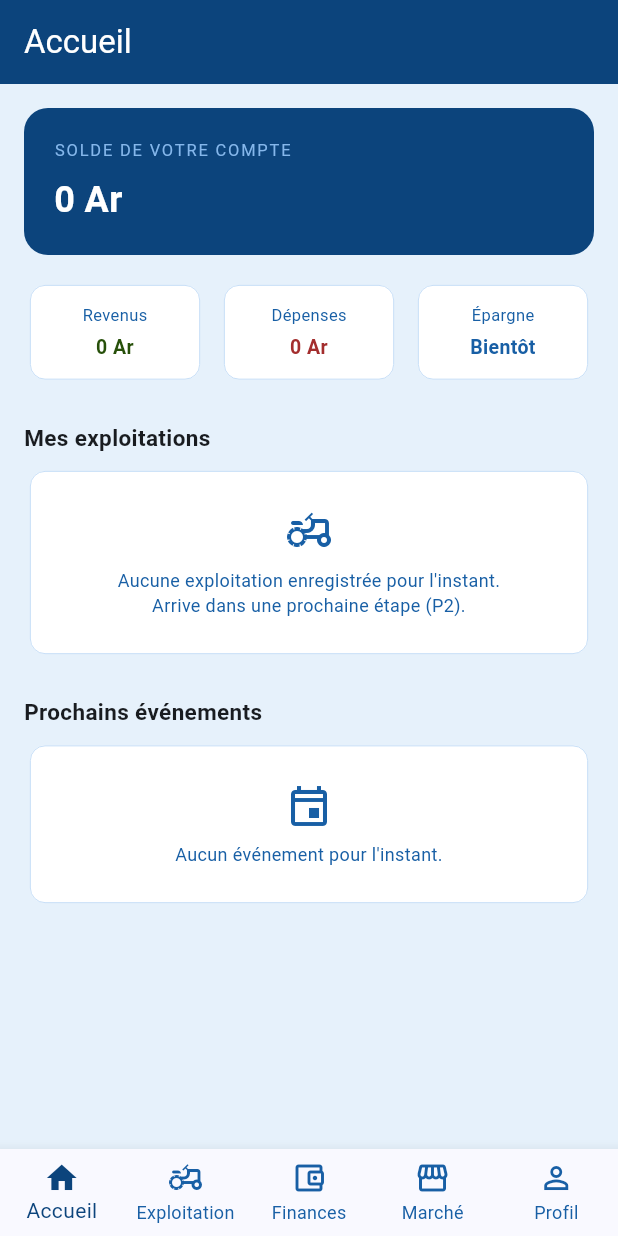
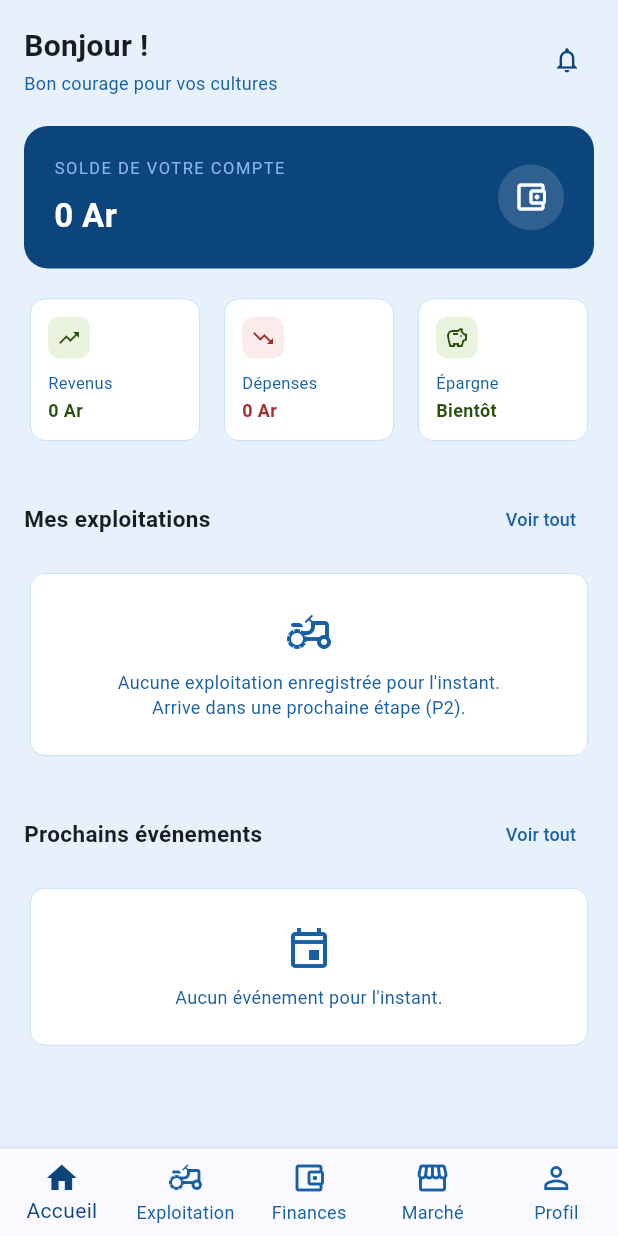
Before and after one commit to Cjaoh/MicfroFinanace_Tantsaha, a Flutter app: the screen it shows after launch, on a phone screen of 412 x 824 dp. Run offline on Flutter 3.47's test engine with Material 3 defaults, Android fonts, the phone set to English and light mode, and no system bars; our stand-ins replace sqflite; accounts and stored records are empty.

Commit message:
changemant d'accueil

```diff
--- a/lib/screens/accueil_screen.dart
+++ b/lib/screens/accueil_screen.dart
@@ -10,7 +10,8 @@ import '../providers/transaction_provider.dart';
 /// [TransactionProvider] (donc de SQLite). Les sections "Mes
 /// exploitations" et "Prochains événements" n'ont pas encore de données
 /// réelles derrière (modules P2/P4 non développés) : on affiche un état
-/// vide honnête plutôt que des exemples inventés.
+/// vide honnête plutôt que des exemples inventés comme sur la maquette
+/// (qui montre un agriculteur fictif "Rado" à titre d'exemple).
 class AccueilScreen extends StatelessWidget {
   const AccueilScreen({super.key});
 
@@ -23,11 +24,40 @@ class AccueilScreen extends StatelessWidget {
     final provider = context.watch<TransactionProvider>();
 
     return Scaffold(
-      appBar: AppBar(title: const Text('Accueil')),
       body: SafeArea(
         child: ListView(
-          padding: const EdgeInsets.all(16),
+          padding: const EdgeInsets.fromLTRB(16, 16, 16, 24),
           children: [
+            // En-tête : salutation + notifications
+            Row(
+              mainAxisAlignment: MainAxisAlignment.spaceBetween,
+              children: [
+                const Column(
+                  crossAxisAlignment: CrossAxisAlignment.start,
+                  children: [
+                    Text(
+                      'Bonjour !',
+                      style: TextStyle(fontSize: 20, fontWeight: FontWeight.w600),
+                    ),
+                    SizedBox(height: 2),
+                    Text(
+                      'Bon courage pour vos cultures',
+                      style: TextStyle(fontSize: 12, color: AppColors.mutedText),
+                    ),
+                  ],
+                ),
+                Container(
+                  padding: const EdgeInsets.all(8),
+                  decoration: BoxDecoration(
+                    color: AppColors.primaryPale,
+                    shape: BoxShape.circle,
+                  ),
+                  child: const Icon(Icons.notifications_outlined, color: AppColors.primary, size: 20),
+                ),
+              ],
+            ),
+            const SizedBox(height: 20),
+
             // Carte solde du compte
             Container(
               width: double.infinity,
@@ -36,14 +66,17 @@ class AccueilScreen extends StatelessWidget {
                 color: AppColors.primary,
                 borderRadius: BorderRadius.circular(16),
               ),
-              child: Column(
+              child: Row(
+                mainAxisAlignment: MainAxisAlignment.spaceBetween,
+                children: [
+                  Column(
                     crossAxisAlignment: CrossAxisAlignment.start,
                     children: [
                       Text(
                         'SOLDE DE VOTRE COMPTE',
                         style: TextStyle(
                           fontSize: 11,
-                      letterSpacing: 1.2,
+                          letterSpacing: 1.0,
                           color: AppColors.subtleBlue,
                         ),
                       ),
@@ -51,10 +84,20 @@ class AccueilScreen extends StatelessWidget {
                       Text(
                         _formatAriary(provider.balance),
                         style: const TextStyle(
-                      fontSize: 24,
+                          fontSize: 22,
                           color: Colors.white,
                           fontWeight: FontWeight.bold,
                         ),
+                      ),
+                    ],
+                  ),
+                  Container(
+                    padding: const EdgeInsets.all(10),
+                    decoration: BoxDecoration(
+                      color: Colors.white.withValues(alpha: 0.15),
+                      shape: BoxShape.circle,
+                    ),
+                    child: const Icon(Icons.account_balance_wallet_outlined, color: Colors.white),
                   ),
                 ],
               ),
@@ -65,33 +108,39 @@ class AccueilScreen extends StatelessWidget {
             Row(
               children: [
                 Expanded(
-                  child: _MiniStatCard(
+                  child: _StatCard(
+                    icone: Icons.trending_up,
+                    iconeBg: AppColors.revBg,
+                    iconeColor: AppColors.revAmount,
                     label: 'Revenus',
                     valeur: _formatAriary(provider.totalRevenus),
-                    couleur: AppColors.revAmount,
                   ),
                 ),
                 const SizedBox(width: 8),
                 Expanded(
-                  child: _MiniStatCard(
+                  child: _StatCard(
+                    icone: Icons.trending_down,
+                    iconeBg: AppColors.depBg,
+                    iconeColor: AppColors.depAmount,
                     label: 'Dépenses',
                     valeur: _formatAriary(provider.totalDepenses),
-                    couleur: AppColors.depAmount,
                   ),
                 ),
                 const SizedBox(width: 8),
                 Expanded(
-                  child: _MiniStatCard(
+                  child: _StatCard(
+                    icone: Icons.savings_outlined,
+                    iconeBg: AppColors.revBg,
+                    iconeColor: AppColors.revAmount,
                     label: 'Épargne',
                     valeur: 'Bientôt',
-                    couleur: AppColors.mutedText,
                   ),
                 ),
               ],
             ),
             const SizedBox(height: 24),
 
-            const _SectionTitle(titre: 'Mes exploitations'),
+            _SectionHeader(titre: 'Mes exploitations'),
             const SizedBox(height: 8),
             const _EmptyStateCard(
               icone: Icons.agriculture_outlined,
@@ -100,7 +149,7 @@ class AccueilScreen extends StatelessWidget {
             ),
             const SizedBox(height: 24),
 
-            const _SectionTitle(titre: 'Prochains événements'),
+            _SectionHeader(titre: 'Prochains événements'),
             const SizedBox(height: 8),
             const _EmptyStateCard(
               icone: Icons.event_outlined,
@@ -113,15 +162,21 @@ class AccueilScreen extends StatelessWidget {
   }
 }
 
-class _MiniStatCard extends StatelessWidget {
+/// Carte de statistique (Revenus / Dépenses / Épargne) avec icône colorée,
+/// reproduisant le style de la maquette.
+class _StatCard extends StatelessWidget {
+  final IconData icone;
+  final Color iconeBg;
+  final Color iconeColor;
   final String label;
   final String valeur;
-  final Color couleur;
 
-  const _MiniStatCard({
+  const _StatCard({
+    required this.icone,
+    required this.iconeBg,
+    required this.iconeColor,
     required this.label,
     required this.valeur,
-    required this.couleur,
   });
 
   @override
@@ -130,13 +185,22 @@ class _MiniStatCard extends StatelessWidget {
       child: Padding(
         padding: const EdgeInsets.all(12),
         child: Column(
+          crossAxisAlignment: CrossAxisAlignment.start,
           children: [
-            Text(label, style: TextStyle(fontSize: 11, color: AppColors.mutedText)),
-            const SizedBox(height: 4),
+            Container(
+              padding: const EdgeInsets.all(6),
+              decoration: BoxDecoration(
+                color: iconeBg,
+                borderRadius: BorderRadius.circular(8),
+              ),
+              child: Icon(icone, size: 16, color: iconeColor),
+            ),
+            const SizedBox(height: 8),
+            Text(label, style: const TextStyle(fontSize: 11, color: AppColors.mutedText)),
+            const SizedBox(height: 2),
             Text(
               valeur,
-              textAlign: TextAlign.center,
-              style: TextStyle(fontSize: 13, fontWeight: FontWeight.w600, color: couleur),
+              style: TextStyle(fontSize: 12, fontWeight: FontWeight.w600, color: iconeColor),
             ),
           ],
         ),
@@ -145,13 +209,23 @@ class _MiniStatCard extends StatelessWidget {
   }
 }
 
-class _SectionTitle extends StatelessWidget {
+class _SectionHeader extends StatelessWidget {
   final String titre;
-  const _SectionTitle({required this.titre});
+  const _SectionHeader({required this.titre});
 
   @override
   Widget build(BuildContext context) {
-    return Text(titre, style: const TextStyle(fontSize: 15, fontWeight: FontWeight.w600));
+    return Row(
+      mainAxisAlignment: MainAxisAlignment.spaceBetween,
+      children: [
+        Text(titre, style: const TextStyle(fontSize: 15, fontWeight: FontWeight.w600)),
+        // "Voir tout" désactivé : honnête tant qu'il n'y a rien à voir.
+        TextButton(
+          onPressed: null,
+          child: Text('Voir tout', style: TextStyle(fontSize: 12, color: AppColors.mutedText)),
+        ),
+      ],
+    );
   }
 }
 
@@ -172,7 +246,7 @@ class _EmptyStateCard extends StatelessWidget {
             Text(
               message,
               textAlign: TextAlign.center,
-              style: TextStyle(fontSize: 12, color: AppColors.mutedText),
+              style: const TextStyle(fontSize: 12, color: AppColors.mutedText),
             ),
           ],
         ),
--- a/lib/screens/finances_screen.dart
+++ b/lib/screens/finances_screen.dart
@@ -44,7 +44,8 @@ class _FinancesScreenState extends State<FinancesScreen> {
             right: 24,
             top: 16,
           ),
-          child: Column(
+          child: SingleChildScrollView(
+            child: Column(
             mainAxisSize: MainAxisSize.min,
             children: [
               // Handle bar
@@ -160,6 +161,7 @@ class _FinancesScreenState extends State<FinancesScreen> {
                 ),
               ),
             ],
+            ),
           ),
         ),
       ),
```
Lines whose indentation alone changed are shown as unchanged.
